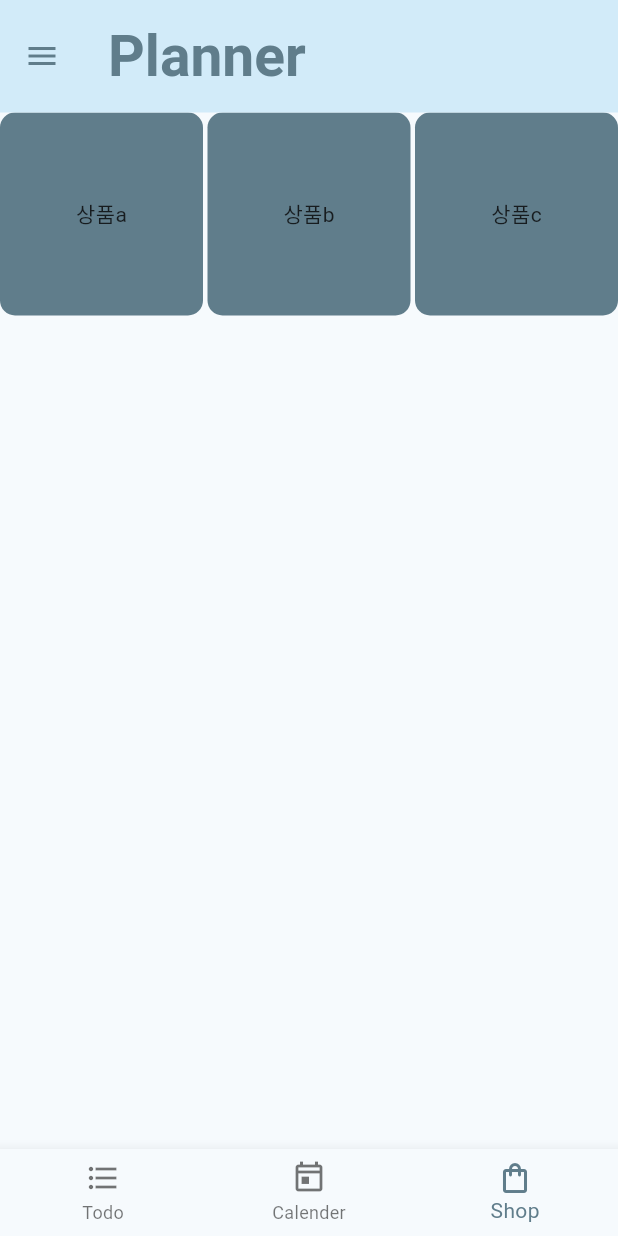
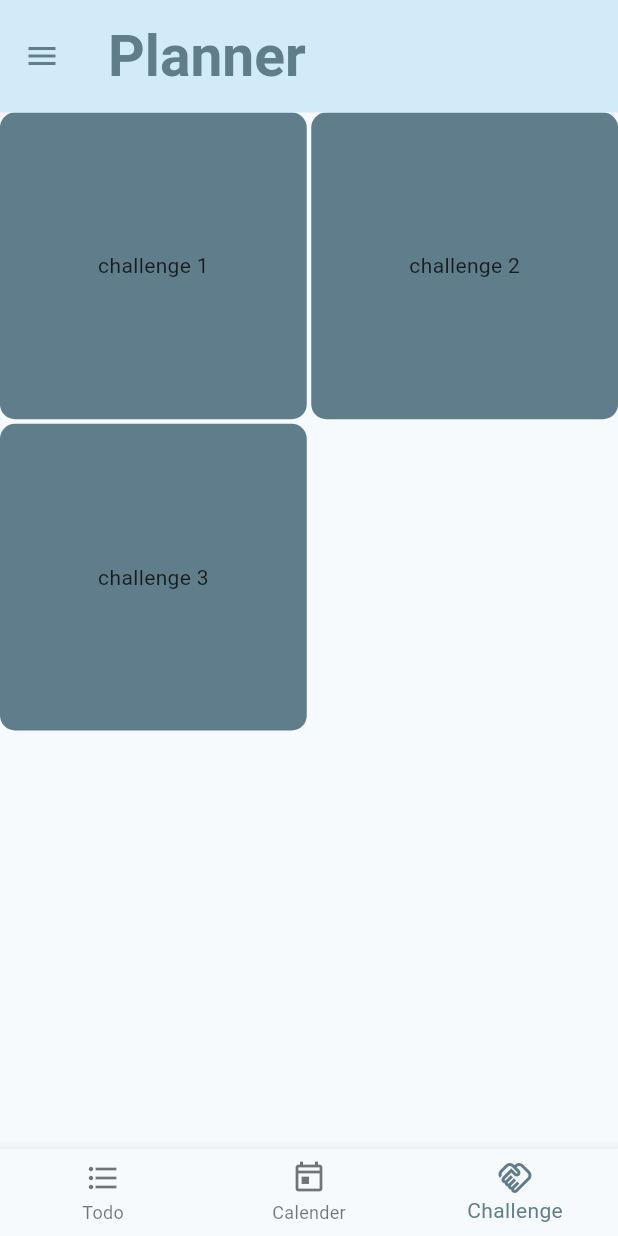
Before and after one commit to dltmdgjs/flutter_todoApp, a Flutter app: the screen it shows after launch, item 3 of the bottom bar chosen, on a phone screen of 412 x 824 dp. Run offline on Flutter 3.47's test engine with Material 3 defaults, Android fonts, the phone set to English and light mode, and no system bars; our stand-ins replace table_calendar.

Commit message:
MY FIRST GIT COMMIT

```diff
--- a/lib/shopPage.dart
+++ b/lib/challengePage.dart
@@ -1,16 +1,16 @@
 // ShopPage
 import 'package:flutter/material.dart';
 
-class ShopPage extends StatefulWidget {
-  const ShopPage({super.key});
+class ChallengePage extends StatefulWidget {
+  const ChallengePage({super.key});
 
   @override
-  State<ShopPage> createState() => _ShopPageState();
+  State<ChallengePage> createState() => _ChallengePageState();
 }
 
-class _ShopPageState extends State<ShopPage> {
+class _ChallengePageState extends State<ChallengePage> {
 
-  List<String> shopList = ['상품a', '상품b', '상품c'];
+  List<String> challengeList = ['challenge 1', 'challenge 2', 'challenge 3'];
 
   @override
   Widget build(BuildContext context){
@@ -18,11 +18,11 @@ class _ShopPageState extends State<ShopPage> {
       body: Center(
           child: GridView.builder(
             gridDelegate: SliverGridDelegateWithFixedCrossAxisCount(
-              crossAxisCount: 3,
+              crossAxisCount: 2,
               mainAxisSpacing: 3,
               crossAxisSpacing: 3,
             ),
-            itemCount: shopList.length,
+            itemCount: challengeList.length,
             itemBuilder: (context, index) => Container(
               decoration: BoxDecoration(
                 borderRadius: BorderRadius.circular(10),
@@ -31,7 +31,7 @@ class _ShopPageState extends State<ShopPage> {
               width: 100,
               height: 100,
               child: Center(
-                  child: Text(shopList[index])
+                  child: Text(challengeList[index])
               ),
             ),
           )
--- a/lib/main.dart
+++ b/lib/main.dart
@@ -1,7 +1,7 @@
 import 'package:flutter/material.dart';
 import 'package:my_app/calendarPage.dart';
 import 'package:my_app/menuPage.dart';
-import 'package:my_app/shopPage.dart';
+import 'package:my_app/challengePage.dart';
 import 'package:my_app/todoPage.dart';
 
 
@@ -52,7 +52,7 @@ class _MyHomePageState extends State<MyHomePage> {
   final List<Widget> _navIndex = [
     TodoPage(),
     CalendarPage(),
-    ShopPage(),
+    ChallengePage(),
   ];
 
   // 인덱스 변경 함수 정의.
@@ -95,8 +95,8 @@ class _MyHomePageState extends State<MyHomePage> {
             label: 'Calender',
           ),
           BottomNavigationBarItem(
-            icon: Icon(Icons.shopping_bag_outlined),
-            label: 'Shop',
+            icon: Icon(Icons.handshake_outlined),
+            label: 'Challenge',
           ),
         ],
         selectedItemColor: Colors.blueGrey,
```
Also changed, not shown: lib/todoPage.dart (+24 -4 lines).
